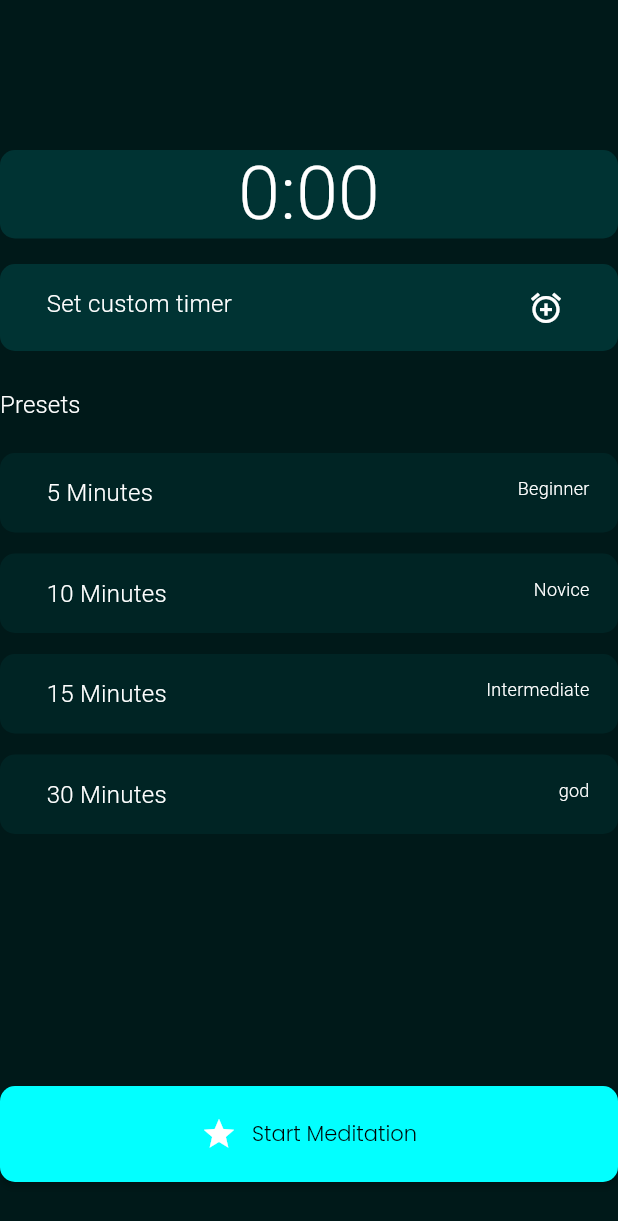
After one commit to fiizzy/MentalWaev, a Flutter app: the NewMotivationScreen screen opened directly, on a phone screen of 412 x 824 dp. The commit adds this screen. Shown: the top 1221 px of the screen. Run offline on Flutter 3.47's test engine with Material 2 defaults, Android fonts, the phone set to English and light mode, and no system bars; our stand-ins replace get; Roboto replaces fonts that are missing (Poppins-ExtraLight).

Commit message:
ui: new meditation screen

```diff
--- a/lib/utils/spaces.dart
+++ b/lib/utils/spaces.dart
@@ -16,10 +16,16 @@ class SpaceConst {
     height: 30,
   );
   static double padding_10 = 10;
+  static double padding_14 = 14;
   static double padding_15 = 15;
+  static double padding_17 = 17;
   static double padding_20 = 20;
+  static double padding_23 = 23;
   static double padding_25 = 25;
+  static double padding_26 = 26;
   static double padding_30 = 30;
+  static double padding_36 = 36;
+  static double padding_100 = 100;
 
   //Device height and width
   static double deviceHeight(BuildContext context) =>
--- /dev/null
+++ b/lib/views/meditation/motivation_blo.dart
@@ -0,0 +1,15 @@
+import 'package:flutter/material.dart';
+
+class MotivationBla extends StatefulWidget {
+  const MotivationBla({Key? key}) : super(key: key);
+
+  @override
+  State<MotivationBla> createState() => _MotivationBlaState();
+}
+
+class _MotivationBlaState extends State<MotivationBla> {
+  @override
+  Widget build(BuildContext context) {
+    return Scaffold();
+  }
+}
--- /dev/null
+++ b/lib/views/meditation/new_motivation_screen.dart
@@ -0,0 +1,165 @@
+import 'package:flutter/material.dart';
+import 'package:mentalwaev/enums/button_types.dart';
+import 'package:mentalwaev/theme/theme.dart';
+import 'package:mentalwaev/utils/spaces.dart';
+import 'package:mentalwaev/widgets/button.dart';
+import 'package:mentalwaev/widgets/meditation_preset_card.dart';
+
+class NewMotivationScreen extends StatefulWidget {
+  const NewMotivationScreen({Key? key}) : super(key: key);
+
+  @override
+  State<NewMotivationScreen> createState() => _NewMotivationScreenState();
+}
+
+class _NewMotivationScreenState extends State<NewMotivationScreen> {
+  @override
+  Widget build(BuildContext context) {
+    return Scaffold(
+      body: Column(
+        crossAxisAlignment: CrossAxisAlignment.stretch,
+        children: [
+          Padding(
+            padding: EdgeInsets.only(top: SpaceConst.padding_100),
+          ),
+          Container(
+            decoration: BoxDecoration(
+              color: AppColors.darkGreen_2,
+              borderRadius: BorderRadius.circular(10.0),
+            ),
+            child: Center(
+              child: Text(
+                '0:00',
+                style: Theme.of(context).textTheme.subtitle2!.copyWith(
+                      fontFamily: 'Poppins-ExtraLight',
+                      letterSpacing: 0.2,
+                      fontSize: 50.0,
+                    ),
+              ),
+            ),
+          ),
+          Padding(padding: EdgeInsets.only(bottom: SpaceConst.padding_17)),
+          MeditationPresetCard(
+            prefix: Text(
+              'Set custom timer',
+              style: Theme.of(context).textTheme.subtitle2!.copyWith(
+                    fontFamily: 'Poppins-ExtraLight',
+                    letterSpacing: 0.2,
+                    fontSize: 16.0,
+                  ),
+            ),
+            suffix: const Icon(Icons.add_alarm),
+            color: AppColors.darkGreen_2,
+            leftPadding: 31.0,
+            rightPadding: 36.0,
+          ),
+          Padding(padding: EdgeInsets.only(bottom: SpaceConst.padding_26)),
+          Text(
+            'Presets',
+            style: Theme.of(context).textTheme.subtitle2!.copyWith(
+                  fontFamily: 'Poppins-ExtraLight',
+                  fontSize: 16.0,
+                ),
+          ),
+          Padding(padding: EdgeInsets.only(bottom: SpaceConst.padding_23)),
+          MeditationPresetCard(
+            prefix: Text(
+              '5 Minutes',
+              style: Theme.of(context).textTheme.subtitle2!.copyWith(
+                    fontFamily: 'Poppins-ExtraLight',
+                    letterSpacing: 0.2,
+                    fontSize: 16.0,
+                  ),
+            ),
+            suffix: Text(
+              'Beginner',
+              style: Theme.of(context).textTheme.subtitle2!.copyWith(
+                    fontFamily: 'Poppins-ExtraLight',
+                    letterSpacing: 0.2,
+                    fontSize: 12.0,
+                  ),
+            ),
+            color: AppColors.darkGreen_1,
+            leftPadding: 31.0,
+            rightPadding: 19.0,
+          ),
+          Padding(padding: EdgeInsets.only(bottom: SpaceConst.padding_14)),
+          MeditationPresetCard(
+            prefix: Text(
+              '10 Minutes',
+              style: Theme.of(context).textTheme.subtitle2!.copyWith(
+                    fontFamily: 'Poppins-ExtraLight',
+                    letterSpacing: 0.2,
+                    fontSize: 16.0,
+                  ),
+            ),
+            suffix: Text(
+              'Novice',
+              style: Theme.of(context).textTheme.subtitle2!.copyWith(
+                    fontFamily: 'Poppins-ExtraLight',
+                    letterSpacing: 0.2,
+                    fontSize: 12.0,
+                  ),
+            ),
+            color: AppColors.darkGreen_1,
+            leftPadding: 31.0,
+            rightPadding: 19.0,
+          ),
+          Padding(padding: EdgeInsets.only(bottom: SpaceConst.padding_14)),
+          MeditationPresetCard(
+            prefix: Text(
+              '15 Minutes',
+              style: Theme.of(context).textTheme.subtitle2!.copyWith(
+                    fontFamily: 'Poppins-ExtraLight',
+                    letterSpacing: 0.2,
+                    fontSize: 16.0,
+                  ),
+            ),
+            suffix: Text(
+              'Intermediate',
+              style: Theme.of(context).textTheme.subtitle2!.copyWith(
+                    fontFamily: 'Poppins-ExtraLight',
+                    letterSpacing: 0.2,
+                    fontSize: 12.0,
+                  ),
+            ),
+            color: AppColors.darkGreen_1,
+            leftPadding: 31.0,
+            rightPadding: 19.0,
+          ),
+          Padding(padding: EdgeInsets.only(bottom: SpaceConst.padding_14)),
+          MeditationPresetCard(
+            prefix: Text(
+              '30 Minutes',
+              style: Theme.of(context).textTheme.subtitle2!.copyWith(
+                    fontFamily: 'Poppins-ExtraLight',
+                    letterSpacing: 0.2,
+                    fontSize: 16.0,
+                  ),
+            ),
+            suffix: Text(
+              'god',
+              style: Theme.of(context).textTheme.subtitle2!.copyWith(
+                    fontFamily: 'Poppins-ExtraLight',
+                    letterSpacing: 0.2,
+                    fontSize: 12.0,
+                  ),
+            ),
+            color: AppColors.darkGreen_1,
+            leftPadding: 31.0,
+            rightPadding: 19.0,
+          ),
+          const Spacer(),
+          Button(
+            context: context,
+            icon: const Icon(Icons.star),
+            text: 'Start Meditation',
+            onPressed: () {},
+            type: ButtonTypes.normal,
+          ),
+          Padding(padding: EdgeInsets.only(bottom: SpaceConst.padding_36)),
+        ],
+      ),
+    );
+  }
+}
--- /dev/null
+++ b/lib/widgets/meditation_preset_card.dart
@@ -0,0 +1,36 @@
+import 'package:flutter/material.dart';
+
+class MeditationPresetCard extends StatelessWidget {
+  final Widget prefix;
+  final Widget suffix;
+  final Color color;
+  final double leftPadding;
+  final double rightPadding;
+  const MeditationPresetCard({
+    Key? key,
+    required this.prefix,
+    required this.suffix,
+    required this.color,
+    required this.leftPadding,
+    required this.rightPadding,
+  }) : super(key: key);
+
+  @override
+  Widget build(BuildContext context) {
+    return Container(
+      padding: EdgeInsets.fromLTRB(leftPadding, 17.0, rightPadding, 17.0),
+      decoration: BoxDecoration(
+        color: color,
+        borderRadius: BorderRadius.circular(10.0),
+      ),
+      child: Row(
+        mainAxisAlignment: MainAxisAlignment.spaceBetween,
+        crossAxisAlignment: CrossAxisAlignment.start,
+        children: [
+          prefix,
+          suffix,
+        ],
+      ),
+    );
+  }
+}
```
